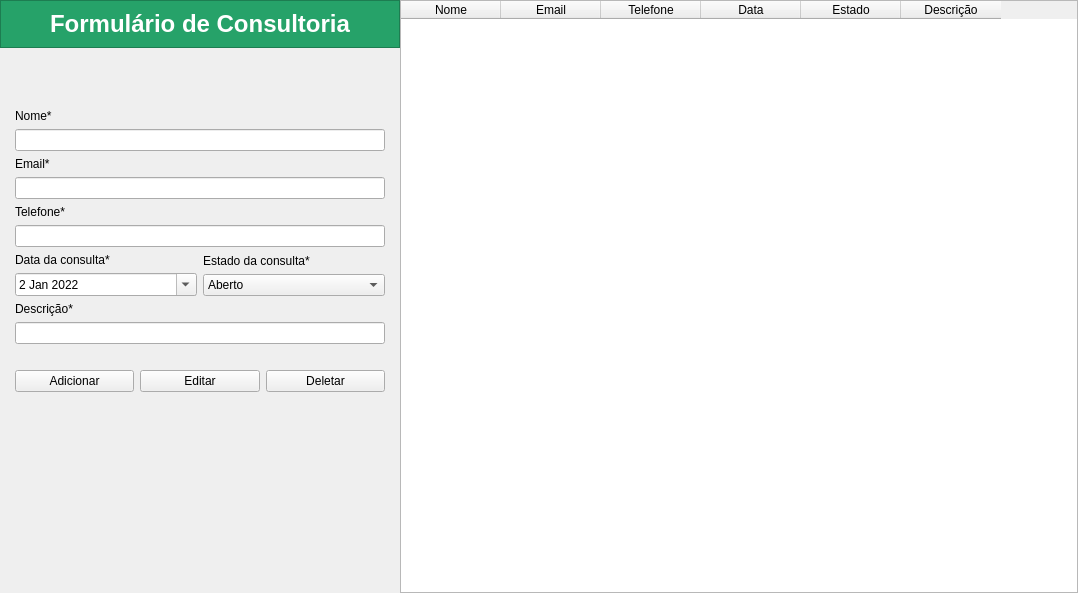
Before: the Qt Designer form view/main_window.ui in PedroGregori/formulario_de_consultoria--SENAC_BA-2022, drawn with Qt 5.
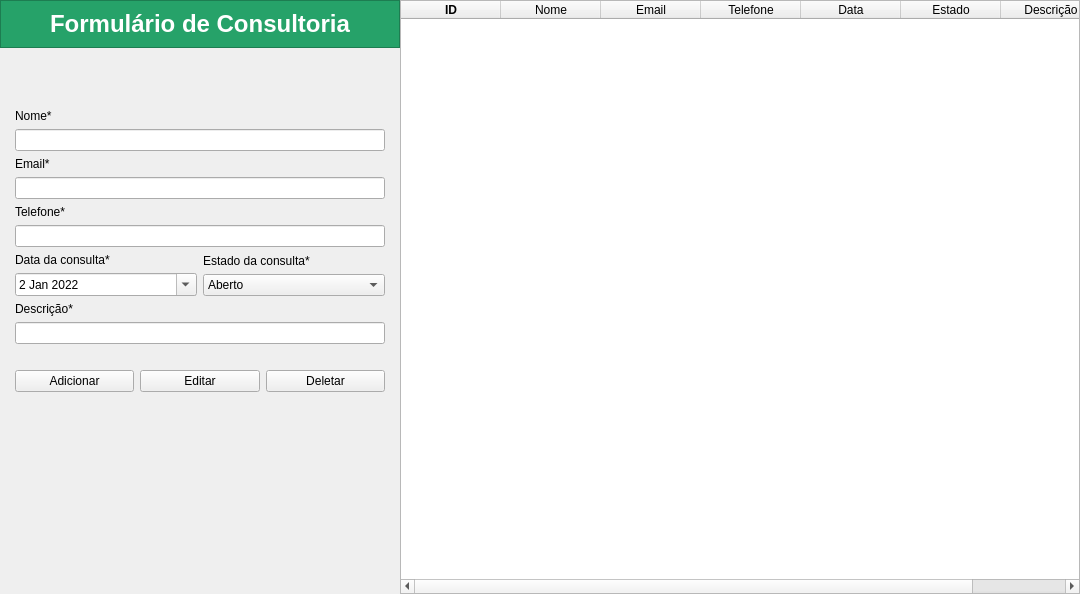
After: the same form once the commit is applied.

Patch:
```diff
--- a/view/main_window.ui
+++ b/view/main_window.ui
@@ -6,8 +6,8 @@
    <rect>
     <x>0</x>
     <y>0</y>
-    <width>1078</width>
-    <height>593</height>
+    <width>1080</width>
+    <height>594</height>
    </rect>
   </property>
   <property name="windowTitle">
@@ -291,6 +291,20 @@
       <property name="selectionBehavior">
        <enum>QAbstractItemView::SelectRows</enum>
       </property>
+      <column>
+       <property name="text">
+        <string>ID</string>
+       </property>
+       <property name="font">
+        <font>
+         <weight>75</weight>
+         <bold>true</bold>
+        </font>
+       </property>
+       <property name="textAlignment">
+        <set>AlignCenter</set>
+       </property>
+      </column>
       <column>
        <property name="text">
         <string>Nome</string>
```
Left out of the diff: 1 changed line with no effect on the pictures.
